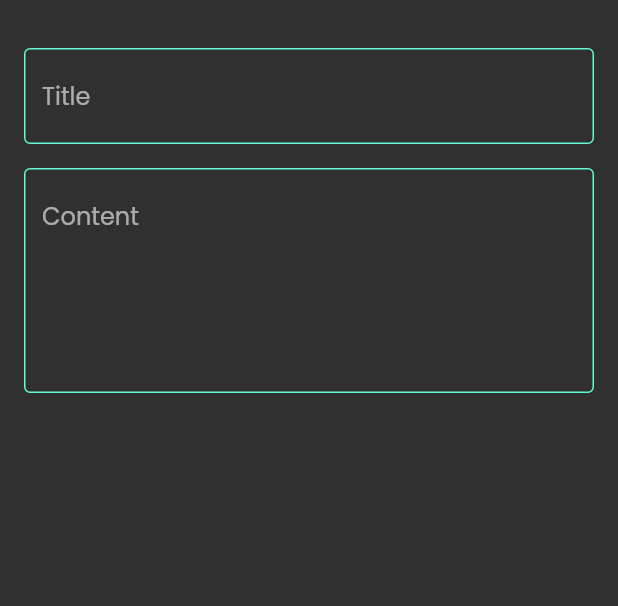
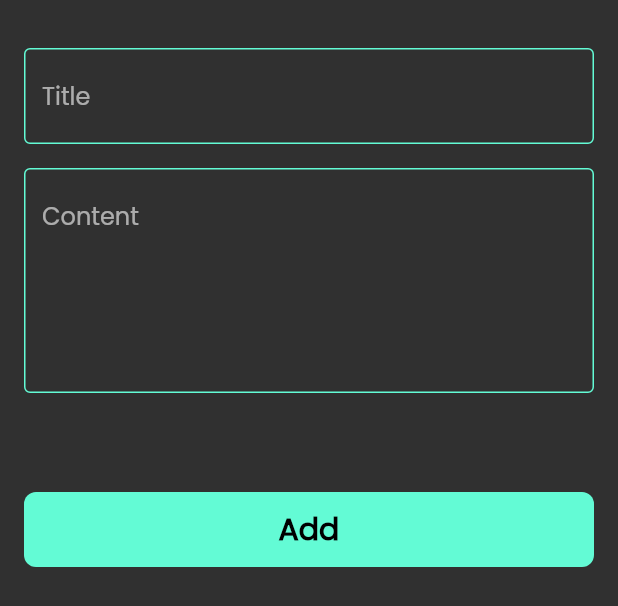
Before and after one commit to Mahmoud-Mohammed-Abd-elsamad/NOTES, a Flutter app: the AddBottomSheet widget shown alone on an empty page, opened directly, on a phone screen of 412 x 824 dp. Shown: the top 606 px of the screen. Run offline on Flutter 3.47's test engine with Material 2 defaults, Android fonts, the phone set to English and light mode, and no system bars; our stand-ins replace font_awesome_flutter.

Commit message:
Finish Add Note Bottom Sheet

```diff
--- a/lib/custom_widgets/add_bottom_sheet.dart
+++ b/lib/custom_widgets/add_bottom_sheet.dart
@@ -2,23 +2,41 @@ import 'package:flutter/cupertino.dart';
 import 'package:flutter/material.dart';
 import 'package:notes_app/constants.dart';
 import 'package:notes_app/custom_widgets/custom_text_field.dart';
+
+import 'custom_add_button.dart';
 
 class AddBottomSheet extends StatelessWidget {
   const AddBottomSheet({Key? key}) : super(key: key);
 
   @override
   Widget build(BuildContext context) {
-    return  Column(
-        children: [
-          Padding(
-            padding: const EdgeInsets.only(top: 32,bottom: 16,left: 16,right: 16),
-            child: CustomTextField(hintText: 'Title', maxLines: 1,)
-          ),
-    Padding(
-    padding: const EdgeInsets.only(top: 0,bottom: 16,left: 16,right: 16),
-    child:CustomTextField(hintText: 'Content',maxLines: 5,))
-        ],);
+    return Padding(
+      padding: const EdgeInsets.symmetric(horizontal: 16),
+      child: SingleChildScrollView(
+        child: Column(
+          children: [
+            Padding(
+                padding: const EdgeInsets.only(
+                    top: 32, bottom: 16, left: 0, right: 0),
+                child: CustomTextField(
+                  hintText: 'Title',
+                  maxLines: 1,
+                )),
+            Padding(
+                padding: const EdgeInsets.only(
+                    top: 0, bottom: 16, left: 0, right: 0),
+                child: CustomTextField(
+                  hintText: 'Content',
+                  maxLines: 5,
+                ),
+               ),
+            SizedBox(height: 50,),
+            CustomButton(),
+            SizedBox(height: 10,),
 
-
+          ],
+        ),
+      ),
+    );
   }
 }
--- /dev/null
+++ b/lib/custom_widgets/custom_add_button.dart
@@ -0,0 +1,25 @@
+import 'package:flutter/cupertino.dart';
+import 'package:flutter/material.dart';
+
+import '../constants.dart';
+
+class CustomButton extends StatelessWidget {
+  const CustomButton({Key? key}) : super(key: key);
+
+  @override
+  Widget build(BuildContext context) {
+    return GestureDetector(
+      onTap: (){},
+      child: Container(
+          width: MediaQuery.of(context).size.width,
+          height: 50,
+
+          decoration: BoxDecoration(borderRadius: BorderRadius.all(Radius.circular(8)),color: KPrimaryColor),
+            child: Center(
+                child: Text(
+                  "Add",
+                  style: TextStyle(fontSize:20,fontWeight: FontWeight.bold,color: Colors.black),
+                ))),
+    );
+  }
+}
```
